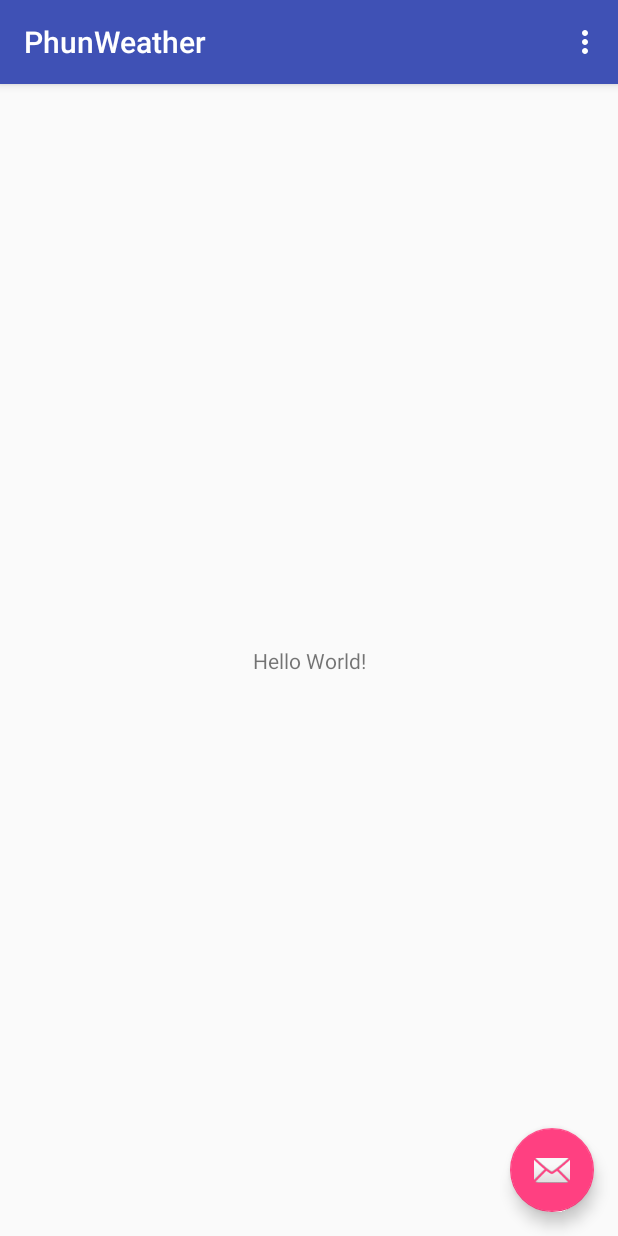
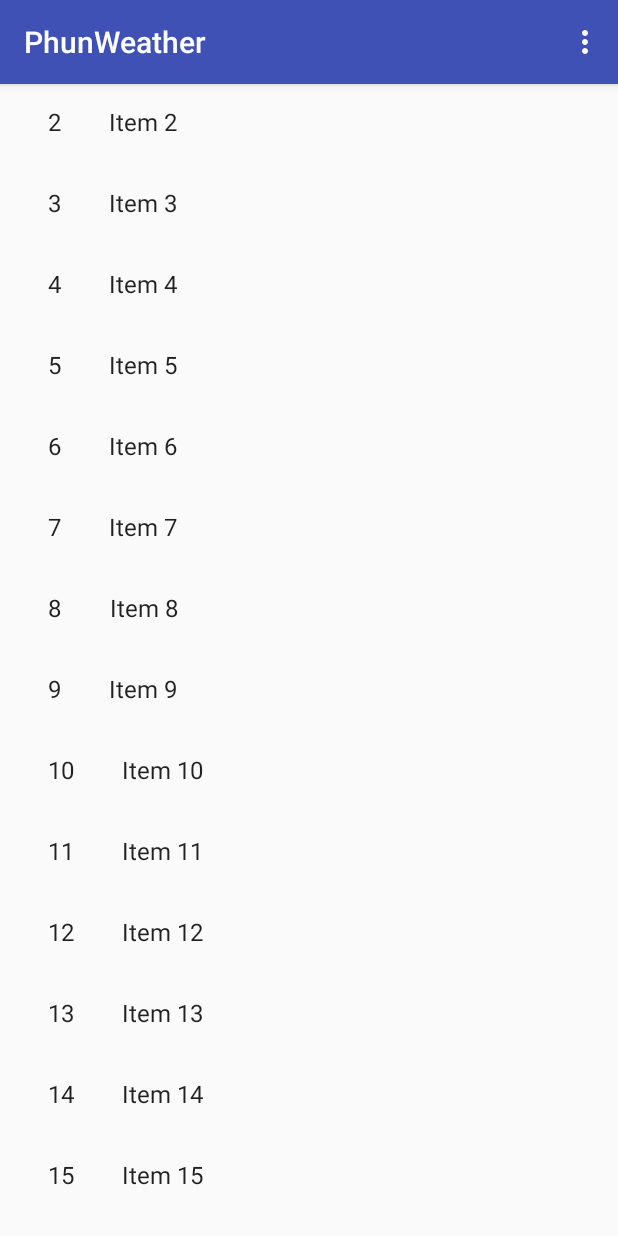
Before and after one commit to mthor1234/PhunWeather, an Android app: the screen it shows after launch (MainActivity), on a phone screen of 412 x 824 dp. Run offline under Robolectric (Android 15) with nearby library versions, the phone set to English and light mode, and no system bars.

Commit message:
Generated an ItemFragment and subsequent items (MyItemRecyclerView, fragment_item.xml, and fragment_item_list.xml) using Android Studio Template code. Created a FrameLayout (@+id/fragment_container)  in activity_main to host fragments.

```diff
--- a/app/build.gradle
+++ b/app/build.gradle
@@ -24,6 +24,8 @@ dependencies {
     implementation 'com.android.support.constraint:constraint-layout:1.1.2'
     implementation 'com.android.support:design:26.1.0'
     implementation 'com.android.support:support-annotations:27.1.1'
+    implementation 'com.android.support:support-v4:26.1.0'
+    implementation 'com.android.support:recyclerview-v7:26.1.0'
     testImplementation 'junit:junit:4.12'
     androidTestImplementation 'com.android.support.test:runner:1.0.2'
     androidTestImplementation 'com.android.support.test.espresso:espresso-core:3.0.2'
--- a/app/src/main/AndroidManifest.xml
+++ b/app/src/main/AndroidManifest.xml
@@ -10,7 +10,7 @@
         android:supportsRtl="true"
         android:theme="@style/AppTheme">
         <activity
-            android:name=".MainActivity"
+            android:name=".activities.MainActivity"
             android:label="@string/app_name"
             android:theme="@style/AppTheme.NoActionBar">
             <intent-filter>
--- /dev/null
+++ b/app/src/main/java/async/crash/com/phunweather/Adapters/MyItemRecyclerViewAdapter.java
@@ -0,0 +1,78 @@
+package async.crash.com.phunweather.Adapters;
+
+import android.support.v7.widget.RecyclerView;
+import android.view.LayoutInflater;
+import android.view.View;
+import android.view.ViewGroup;
+import android.widget.TextView;
+
+import java.util.List;
+
+import async.crash.com.phunweather.Fragments.ItemFragment;
+import async.crash.com.phunweather.R;
+import async.crash.com.phunweather.dummy.DummyContent.DummyItem;
+
+/**
+ * {@link RecyclerView.Adapter} that can display a {@link DummyItem} and makes a call to the
+ * specified {@link ItemFragment.OnListFragmentInteractionListener}.
+ * TODO: Replace the implementation with code for your data type.
+ */
+public class MyItemRecyclerViewAdapter extends RecyclerView.Adapter<MyItemRecyclerViewAdapter.ViewHolder> {
+
+    private final List<DummyItem> mValues;
+    private final ItemFragment.OnListFragmentInteractionListener mListener;
+
+    public MyItemRecyclerViewAdapter(List<DummyItem> items, ItemFragment.OnListFragmentInteractionListener listener) {
+        mValues = items;
+        mListener = listener;
+    }
+
+    @Override
+    public ViewHolder onCreateViewHolder(ViewGroup parent, int viewType) {
+        View view = LayoutInflater.from(parent.getContext())
+                .inflate(R.layout.fragment_item, parent, false);
+        return new ViewHolder(view);
+    }
+
+    @Override
+    public void onBindViewHolder(final ViewHolder holder, int position) {
+        holder.mItem = mValues.get(position);
+        holder.mIdView.setText(mValues.get(position).id);
+        holder.mContentView.setText(mValues.get(position).content);
+
+        holder.mView.setOnClickListener(new View.OnClickListener() {
+            @Override
+            public void onClick(View v) {
+                if (null != mListener) {
+                    // Notify the active callbacks interface (the activity, if the
+                    // fragment is attached to one) that an item has been selected.
+                    mListener.onListFragmentInteraction(holder.mItem);
+                }
+            }
+        });
+    }
+
+    @Override
+    public int getItemCount() {
+        return mValues.size();
+    }
+
+    public class ViewHolder extends RecyclerView.ViewHolder {
+        public final View mView;
+        public final TextView mIdView;
+        public final TextView mContentView;
+        public DummyItem mItem;
+
+        public ViewHolder(View view) {
+            super(view);
+            mView = view;
+            mIdView = (TextView) view.findViewById(R.id.id);
+            mContentView = (TextView) view.findViewById(R.id.content);
+        }
+
+        @Override
+        public String toString() {
+            return super.toString() + " '" + mContentView.getText() + "'";
+        }
+    }
+}
--- /dev/null
+++ b/app/src/main/java/async/crash/com/phunweather/Fragments/ItemFragment.java
@@ -0,0 +1,109 @@
+package async.crash.com.phunweather.Fragments;
+
+import android.content.Context;
+import android.os.Bundle;
+import android.support.v4.app.Fragment;
+import android.support.v7.widget.GridLayoutManager;
+import android.support.v7.widget.LinearLayoutManager;
+import android.support.v7.widget.RecyclerView;
+import android.view.LayoutInflater;
+import android.view.View;
+import android.view.ViewGroup;
+
+import async.crash.com.phunweather.Adapters.MyItemRecyclerViewAdapter;
+import async.crash.com.phunweather.R;
+import async.crash.com.phunweather.dummy.DummyContent;
+import async.crash.com.phunweather.dummy.DummyContent.DummyItem;
+
+/**
+ * A fragment representing a list of Items.
+ * <p/>
+ * Activities containing this fragment MUST implement the {@link OnListFragmentInteractionListener}
+ * interface.
+ */
+public class ItemFragment extends Fragment {
+
+    // TODO: Customize parameter argument names
+    private static final String ARG_COLUMN_COUNT = "column-count";
+    // TODO: Customize parameters
+    private int mColumnCount = 1;
+    private OnListFragmentInteractionListener mListener;
+
+    /**
+     * Mandatory empty constructor for the fragment manager to instantiate the
+     * fragment (e.g. upon screen orientation changes).
+     */
+    public ItemFragment() {
+    }
+
+    // TODO: Customize parameter initialization
+    @SuppressWarnings("unused")
+    public static ItemFragment newInstance(int columnCount) {
+        ItemFragment fragment = new ItemFragment();
+        Bundle args = new Bundle();
+        args.putInt(ARG_COLUMN_COUNT, columnCount);
+        fragment.setArguments(args);
+        return fragment;
+    }
+
+    @Override
+    public void onCreate(Bundle savedInstanceState) {
+        super.onCreate(savedInstanceState);
+
+        if (getArguments() != null) {
+            mColumnCount = getArguments().getInt(ARG_COLUMN_COUNT);
+        }
+    }
+
+    @Override
+    public View onCreateView(LayoutInflater inflater, ViewGroup container,
+                             Bundle savedInstanceState) {
+        View view = inflater.inflate(R.layout.fragment_item_list, container, false);
+
+        // Set the adapter
+        if (view instanceof RecyclerView) {
+            Context context = view.getContext();
+            RecyclerView recyclerView = (RecyclerView) view;
+            if (mColumnCount <= 1) {
+                recyclerView.setLayoutManager(new LinearLayoutManager(context));
+            } else {
+                recyclerView.setLayoutManager(new GridLayoutManager(context, mColumnCount));
+            }
+            recyclerView.setAdapter(new MyItemRecyclerViewAdapter(DummyContent.ITEMS, mListener));
+        }
+        return view;
+    }
+
+
+    @Override
+    public void onAttach(Context context) {
+        super.onAttach(context);
+        if (context instanceof OnListFragmentInteractionListener) {
+            mListener = (OnListFragmentInteractionListener) context;
+        } else {
+            throw new RuntimeException(context.toString()
+                    + " must implement OnListFragmentInteractionListener");
+        }
+    }
+
+    @Override
+    public void onDetach() {
+        super.onDetach();
+        mListener = null;
+    }
+
+    /**
+     * This interface must be implemented by activities that contain this
+     * fragment to allow an interaction in this fragment to be communicated
+     * to the activity and potentially other fragments contained in that
+     * activity.
+     * <p/>
+     * See the Android Training lesson <a href=
+     * "http://developer.android.com/training/basics/fragments/communicating.html"
+     * >Communicating with Other Fragments</a> for more information.
+     */
+    public interface OnListFragmentInteractionListener {
+        // TODO: Update argument type and name
+        void onListFragmentInteraction(DummyItem item);
+    }
+}
--- a/app/src/main/java/async/crash/com/phunweather/MainActivity.java
+++ /dev/null
@@ -1,52 +0,0 @@
-package async.crash.com.phunweather;
-
-import android.os.Bundle;
-import android.support.design.widget.FloatingActionButton;
-import android.support.design.widget.Snackbar;
-import android.support.v7.app.AppCompatActivity;
-import android.support.v7.widget.Toolbar;
-import android.view.View;
-import android.view.Menu;
-import android.view.MenuItem;
-
-public class MainActivity extends AppCompatActivity {
-
-    @Override
-    protected void onCreate(Bundle savedInstanceState) {
-        super.onCreate(savedInstanceState);
-        setContentView(R.layout.activity_main);
-        Toolbar toolbar = (Toolbar) findViewById(R.id.toolbar);
-        setSupportActionBar(toolbar);
-
-        FloatingActionButton fab = (FloatingActionButton) findViewById(R.id.fab);
-        fab.setOnClickListener(new View.OnClickListener() {
-            @Override
-            public void onClick(View view) {
-                Snackbar.make(view, "Replace with your own action", Snackbar.LENGTH_LONG)
-                        .setAction("Action", null).show();
-            }
-        });
-    }
-
-    @Override
-    public boolean onCreateOptionsMenu(Menu menu) {
-        // Inflate the menu; this adds items to the action bar if it is present.
-        getMenuInflater().inflate(R.menu.menu_main, menu);
-        return true;
-    }
-
-    @Override
-    public boolean onOptionsItemSelected(MenuItem item) {
-        // Handle action bar item clicks here. The action bar will
-        // automatically handle clicks on the Home/Up button, so long
-        // as you specify a parent activity in AndroidManifest.xml.
-        int id = item.getItemId();
-
-        //noinspection SimplifiableIfStatement
-        if (id == R.id.action_settings) {
-            return true;
-        }
-
-        return super.onOptionsItemSelected(item);
-    }
-}
--- /dev/null
+++ b/app/src/main/java/async/crash/com/phunweather/activities/MainActivity.java
@@ -0,0 +1,79 @@
+package async.crash.com.phunweather.activities;
+
+import android.os.Bundle;
+import android.support.v4.app.Fragment;
+import android.support.v4.app.FragmentManager;
+import android.support.v7.app.AppCompatActivity;
+import android.support.v7.widget.Toolbar;
+import android.util.Log;
+import android.view.Menu;
+import android.view.MenuItem;
+
+import async.crash.com.phunweather.Fragments.ItemFragment;
+import async.crash.com.phunweather.R;
+import async.crash.com.phunweather.dummy.DummyContent;
+
+public class MainActivity extends AppCompatActivity
+        implements ItemFragment.OnListFragmentInteractionListener{
+
+    private static final String TAG = "MainActivity";
+
+    @Override
+    protected void onCreate(Bundle savedInstanceState) {
+        super.onCreate(savedInstanceState);
+        setContentView(R.layout.activity_main);
+        Toolbar toolbar = (Toolbar) findViewById(R.id.toolbar);
+        setSupportActionBar(toolbar);
+
+//        FloatingActionButton fab = (FloatingActionButton) findViewById(R.id.fab);
+//        fab.setOnClickListener(new View.OnClickListener() {
+//            @Override
+//            public void onClick(View view) {
+//                Snackbar.make(view, "Replace with your own action", Snackbar.LENGTH_LONG)
+//                        .setAction("Action", null).show();
+//            }
+//        });
+
+
+        // Create ItemFragment and add it
+        Fragment fragment = ItemFragment.newInstance(1);
+
+        FragmentManager fm = getSupportFragmentManager();
+
+        fm.beginTransaction()
+                .replace(R.id.fragment_container, fragment)
+                .addToBackStack(null)
+                .commit();
+
+    }
+
+    @Override
+    public boolean onCreateOptionsMenu(Menu menu) {
+        // Inflate the menu; this adds items to the action bar if it is present.
+        getMenuInflater().inflate(R.menu.menu_main, menu);
+        return true;
+    }
+
+    @Override
+    public boolean onOptionsItemSelected(MenuItem item) {
+        // Handle action bar item clicks here. The action bar will
+        // automatically handle clicks on the Home/Up button, so long
+        // as you specify a parent activity in AndroidManifest.xml.
+        int id = item.getItemId();
+
+        //noinspection SimplifiableIfStatement
+        if (id == R.id.action_settings) {
+            return true;
+        }
+
+        return super.onOptionsItemSelected(item);
+    }
+
+
+    // Implements from ItemFragment
+    @Override
+    public void onListFragmentInteraction(DummyContent.DummyItem item) {
+        Log.v(TAG, "onListFragmentInteraction");
+
+    }
+}
--- /dev/null
+++ b/app/src/main/java/async/crash/com/phunweather/dummy/DummyContent.java
@@ -0,0 +1,72 @@
+package async.crash.com.phunweather.dummy;
+
+import java.util.ArrayList;
+import java.util.HashMap;
+import java.util.List;
+import java.util.Map;
+
+/**
+ * Helper class for providing sample content for user interfaces created by
+ * Android template wizards.
+ * <p>
+ * TODO: Replace all uses of this class before publishing your app.
+ */
+public class DummyContent {
+
+    /**
+     * An array of sample (dummy) items.
+     */
+    public static final List<DummyItem> ITEMS = new ArrayList<DummyItem>();
+
+    /**
+     * A map of sample (dummy) items, by ID.
+     */
+    public static final Map<String, DummyItem> ITEM_MAP = new HashMap<String, DummyItem>();
+
+    private static final int COUNT = 25;
+
+    static {
+        // Add some sample items.
+        for (int i = 1; i <= COUNT; i++) {
+            addItem(createDummyItem(i));
+        }
+    }
+
+    private static void addItem(DummyItem item) {
+        ITEMS.add(item);
+        ITEM_MAP.put(item.id, item);
+    }
+
+    private static DummyItem createDummyItem(int position) {
+        return new DummyItem(String.valueOf(position), "Item " + position, makeDetails(position));
+    }
+
+    private static String makeDetails(int position) {
+        StringBuilder builder = new StringBuilder();
+        builder.append("Details about Item: ").append(position);
+        for (int i = 0; i < position; i++) {
+            builder.append("\nMore details information here.");
+        }
+        return builder.toString();
+    }
+
+    /**
+     * A dummy item representing a piece of content.
+     */
+    public static class DummyItem {
+        public final String id;
+        public final String content;
+        public final String details;
+
+        public DummyItem(String id, String content, String details) {
+            this.id = id;
+            this.content = content;
+            this.details = details;
+        }
+
+        @Override
+        public String toString() {
+            return content;
+        }
+    }
+}
--- a/app/src/main/res/layout/activity_main.xml
+++ b/app/src/main/res/layout/activity_main.xml
@@ -4,7 +4,7 @@
     xmlns:tools="http://schemas.android.com/tools"
     android:layout_width="match_parent"
     android:layout_height="match_parent"
-    tools:context="async.crash.com.phunweather.MainActivity">
+    tools:context="async.crash.com.phunweather.activities.MainActivity">
 
     <android.support.design.widget.AppBarLayout
         android:layout_width="match_parent"
@@ -22,12 +22,19 @@
 
     <include layout="@layout/content_main" />
 
-    <android.support.design.widget.FloatingActionButton
-        android:id="@+id/fab"
-        android:layout_width="wrap_content"
-        android:layout_height="wrap_content"
-        android:layout_gravity="bottom|end"
-        android:layout_margin="@dimen/fab_margin"
-        app:srcCompat="@android:drawable/ic_dialog_email" />
+    <FrameLayout
+        android:id="@+id/fragment_container"
+        android:layout_width="match_parent"
+        android:layout_height="match_parent">
+    </FrameLayout>
+
 
 </android.support.design.widget.CoordinatorLayout>
+
+    <!--<android.support.design.widget.FloatingActionButton-->
+    <!--android:id="@+id/fab"-->
+    <!--android:layout_width="wrap_content"-->
+    <!--android:layout_height="wrap_content"-->
+    <!--android:layout_gravity="bottom|end"-->
+    <!--android:layout_margin="@dimen/fab_margin"-->
+    <!--app:srcCompat="@android:drawable/ic_dialog_email" />-->
--- a/app/src/main/res/layout/content_main.xml
+++ b/app/src/main/res/layout/content_main.xml
@@ -5,16 +5,9 @@
     android:layout_width="match_parent"
     android:layout_height="match_parent"
     app:layout_behavior="@string/appbar_scrolling_view_behavior"
-    tools:context="async.crash.com.phunweather.MainActivity"
+    tools:context="async.crash.com.phunweather.activities.MainActivity"
     tools:showIn="@layout/activity_main">
 
-    <TextView
-        android:layout_width="wrap_content"
-        android:layout_height="wrap_content"
-        android:text="Hello World!"
-        app:layout_constraintBottom_toBottomOf="parent"
-        app:layout_constraintLeft_toLeftOf="parent"
-        app:layout_constraintRight_toRightOf="parent"
-        app:layout_constraintTop_toTopOf="parent" />
+
 
 </android.support.constraint.ConstraintLayout>
--- /dev/null
+++ b/app/src/main/res/layout/fragment_item.xml
@@ -0,0 +1,20 @@
+<?xml version="1.0" encoding="utf-8"?>
+<LinearLayout xmlns:android="http://schemas.android.com/apk/res/android"
+    android:layout_width="wrap_content"
+    android:layout_height="wrap_content"
+    android:orientation="horizontal">
+
+    <TextView
+        android:id="@+id/id"
+        android:layout_width="wrap_content"
+        android:layout_height="wrap_content"
+        android:layout_margin="@dimen/text_margin"
+        android:textAppearance="?attr/textAppearanceListItem" />
+
+    <TextView
+        android:id="@+id/content"
+        android:layout_width="wrap_content"
+        android:layout_height="wrap_content"
+        android:layout_margin="@dimen/text_margin"
+        android:textAppearance="?attr/textAppearanceListItem" />
+</LinearLayout>
--- /dev/null
+++ b/app/src/main/res/layout/fragment_item_list.xml
@@ -0,0 +1,13 @@
+<?xml version="1.0" encoding="utf-8"?>
+<android.support.v7.widget.RecyclerView xmlns:android="http://schemas.android.com/apk/res/android"
+    xmlns:app="http://schemas.android.com/apk/res-auto"
+    xmlns:tools="http://schemas.android.com/tools"
+    android:id="@+id/list"
+    android:name="async.crash.com.phunweather.ItemFragment"
+    android:layout_width="match_parent"
+    android:layout_height="match_parent"
+    android:layout_marginLeft="16dp"
+    android:layout_marginRight="16dp"
+    app:layoutManager="LinearLayoutManager"
+    tools:context="async.crash.com.phunweather.Fragments.ItemFragment"
+    tools:listitem="@layout/fragment_item" />
--- a/app/src/main/res/menu/menu_main.xml
+++ b/app/src/main/res/menu/menu_main.xml
@@ -1,7 +1,7 @@
 <menu xmlns:android="http://schemas.android.com/apk/res/android"
     xmlns:app="http://schemas.android.com/apk/res-auto"
     xmlns:tools="http://schemas.android.com/tools"
-    tools:context="async.crash.com.phunweather.MainActivity">
+    tools:context="async.crash.com.phunweather.activities.MainActivity">
     <item
         android:id="@+id/action_settings"
         android:orderInCategory="100"
--- a/app/src/main/res/values/dimens.xml
+++ b/app/src/main/res/values/dimens.xml
@@ -1,3 +1,4 @@
 <resources>
     <dimen name="fab_margin">16dp</dimen>
+    <dimen name="text_margin">16dp</dimen>
 </resources>
```
